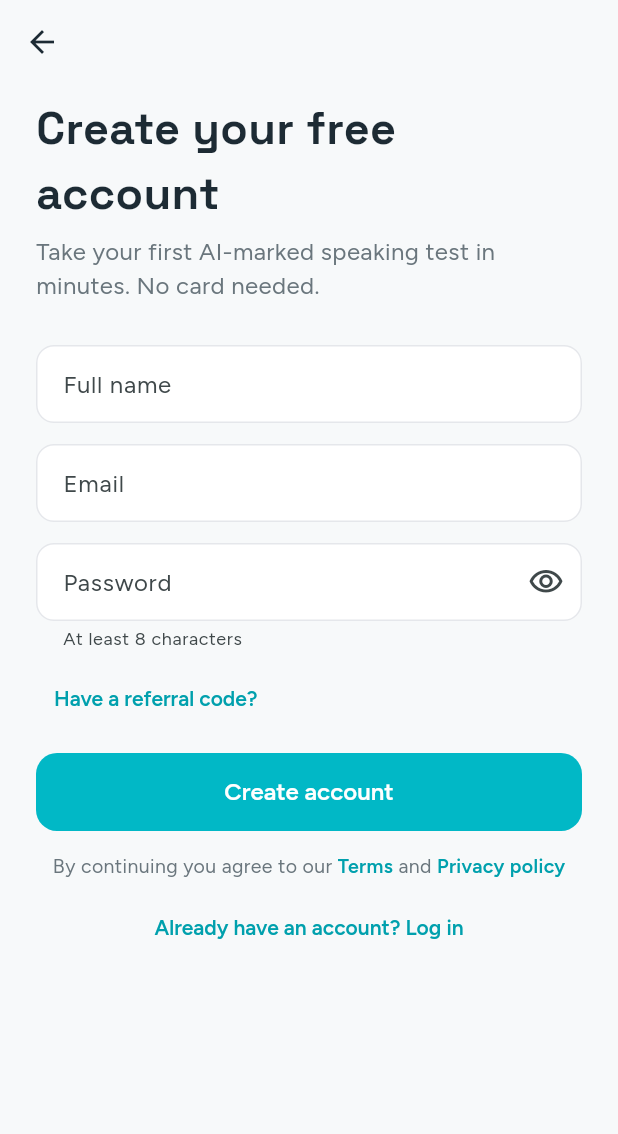
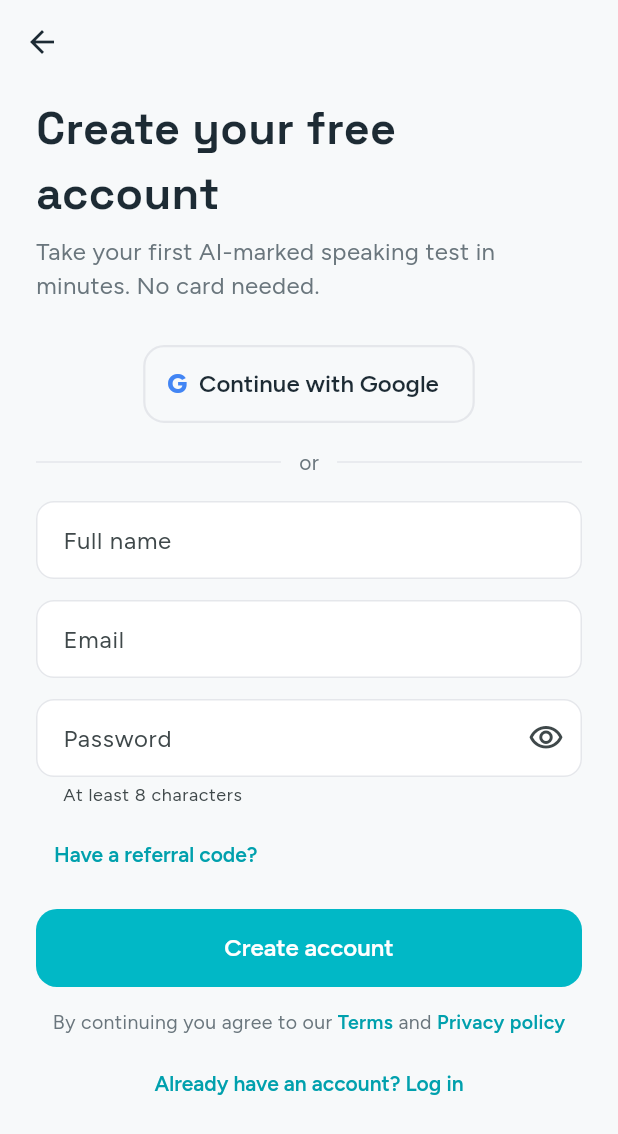
Before and after one commit to onyedika-glitch/japacoach, a Flutter app: the screen it shows after launch, after a tap on "Start free", on a phone screen of 412 x 824 dp. Shown: the top 1134 px of the screen. Run offline on Flutter 3.47's test engine with Material 3 defaults, Android fonts, the phone set to English and light mode, and no system bars; our stand-ins replace dio, fl_chart, flutter_secure_storage, go_router, google_fonts, google_sign_in and 3 more; missing offline and left inert: record; accounts and stored records are empty; network calls fail.

Commit message:
Mobile: enable Google sign-in, version 1.0.1

```diff
--- a/mobile/lib/config.dart
+++ b/mobile/lib/config.dart
@@ -3,8 +3,11 @@
 class AppConfig {
   static const apiUrl = String.fromEnvironment('API_URL', defaultValue: 'https://japacoach.com');
 
-  /// The Google OAuth *web* client ID (the same one the website uses). Google sign-in is hidden when empty.
-  static const googleServerClientId = String.fromEnvironment('GOOGLE_SERVER_CLIENT_ID');
+  /// The Google OAuth *web* client ID (the same one the website uses; not a secret). Google sign-in is hidden when empty.
+  static const googleServerClientId = String.fromEnvironment(
+    'GOOGLE_SERVER_CLIENT_ID',
+    defaultValue: '671451700757-ekv0pamep93sdablqohkqada5385mis2.apps.googleusercontent.com',
+  );
 
   static const websiteUrl = 'https://japacoach.com';
   static const supportEmail = 'hello@japacoach.com';
--- a/mobile/pubspec.yaml
+++ b/mobile/pubspec.yaml
@@ -16,7 +16,7 @@ publish_to: 'none' # Remove this line if you wish to publish to pub.dev
 # https://developer.apple.com/library/archive/documentation/General/Reference/InfoPlistKeyReference/Articles/CoreFoundationKeys.html
 # In Windows, build-name is used as the major, minor, and patch parts
 # of the product and file versions while build-number is used as the build suffix.
-version: 1.0.0+1
+version: 1.0.1+2
 
 environment:
   sdk: ^3.12.2
```
